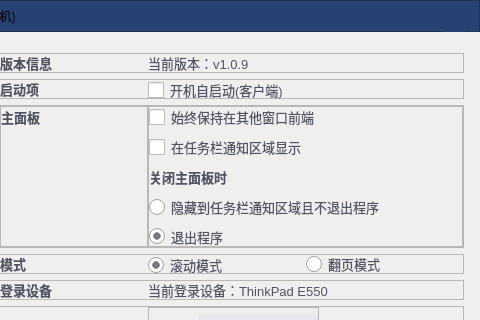
ZhouMei20220810/TEST, file systemsettingwidget.ui: the form before one commit; both pictures show x 160 to 640 and y 0 to 320 of the 640 by 556 pixel window.
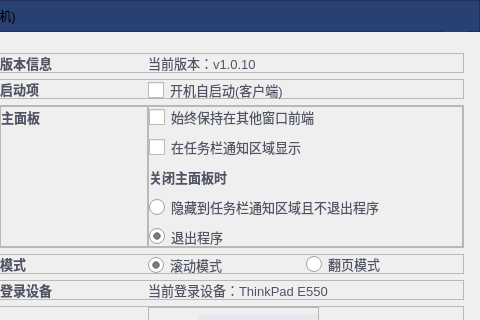
The form after the commit. Icons and pictures are not drawn. Custom widgets are drawn as their Qt base class.

```diff
--- a/systemsettingwidget.ui
+++ b/systemsettingwidget.ui
@@ -782,7 +782,7 @@
               <item>
                <widget class="QLabel" name="label_16">
                 <property name="text">
-                 <string>当前版本：v1.0.9</string>
+                 <string>当前版本：v1.0.10</string>
                 </property>
                </widget>
               </item>
```
Left out of the diff: 2 changed lines with no effect on the pictures.
